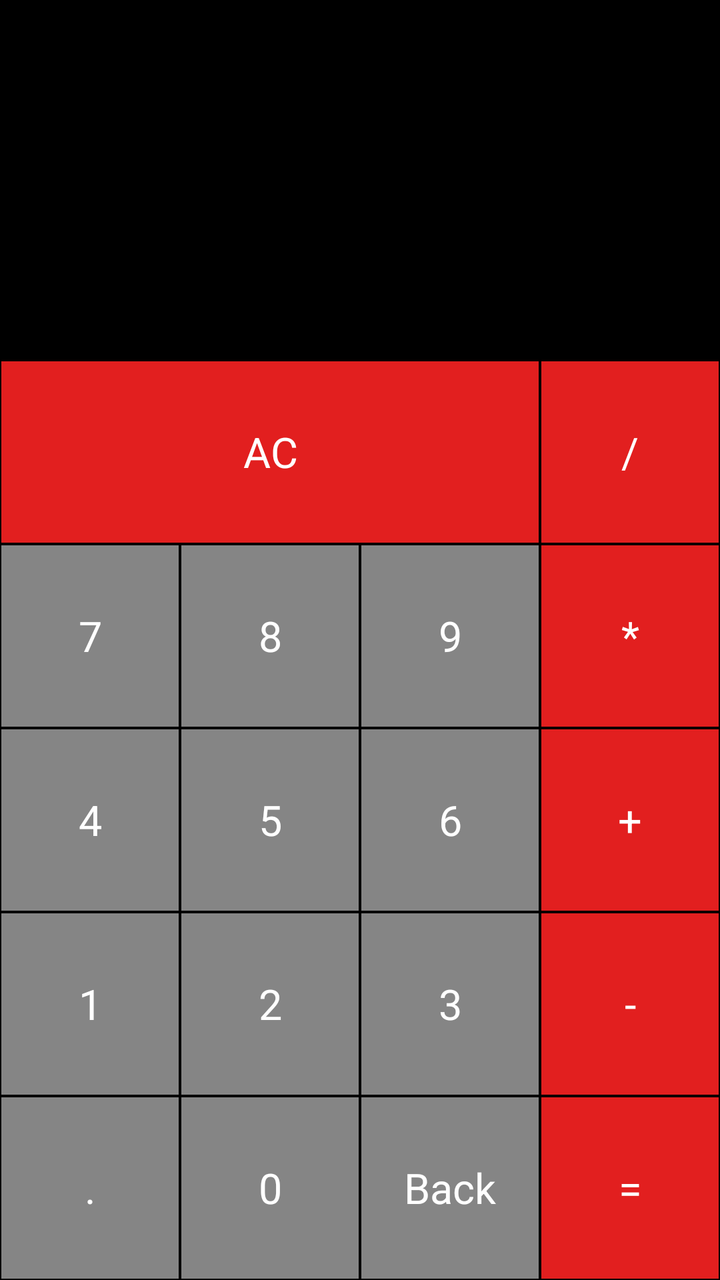
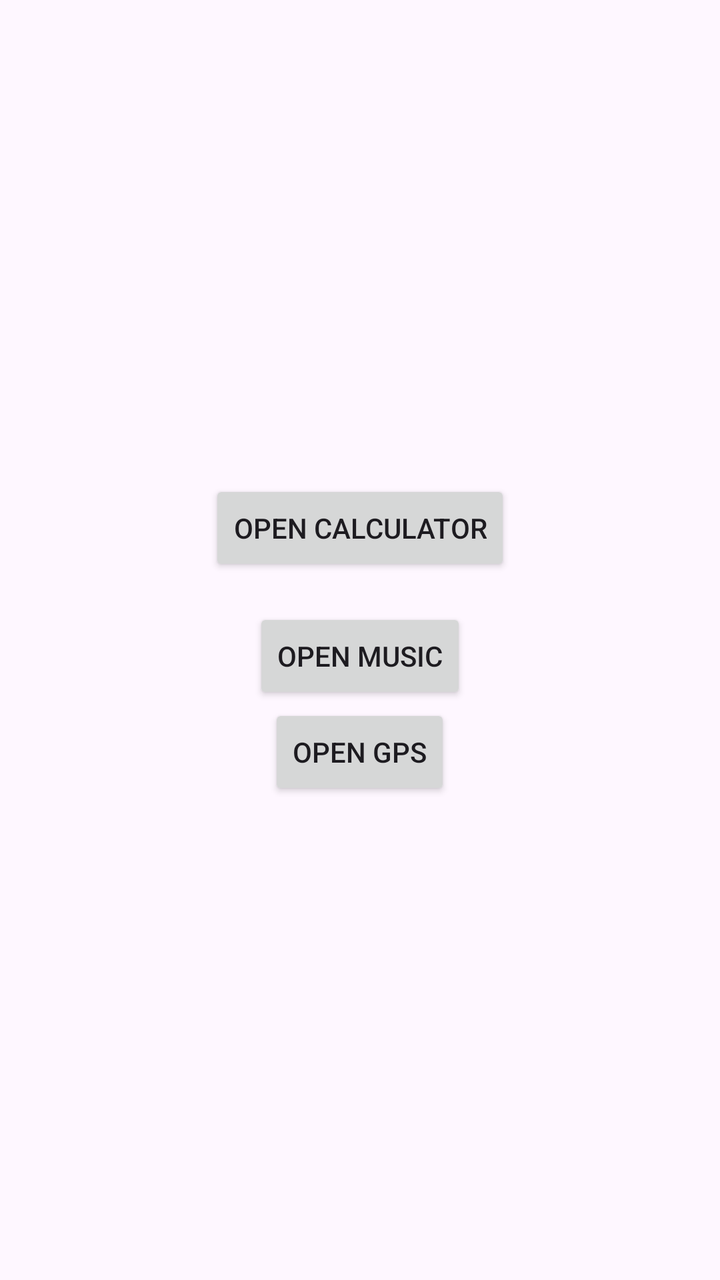

Compare the two renders of this Android layout. The source of the first and the diff that turns it into the second are given below.
<!-- AndroidManifest.xml: application theme Theme.MyCalculator -->
<!-- res/layout/activity_main.xml -->
<?xml version="1.0" encoding="utf-8"?>
<LinearLayout
    xmlns:android="http://schemas.android.com/apk/res/android"
    xmlns:app="http://schemas.android.com/apk/res-auto"
    xmlns:tools="http://schemas.android.com/tools"
    android:id="@+id/main"
    android:layout_width="match_parent"
    android:layout_height="match_parent"
    android:background="@color/black"
    android:orientation="vertical"
    tools:context=".MainActivity">

    <TextView
        android:id="@+id/math_operation"
        android:layout_width="match_parent"
        android:layout_height="80sp"
        android:textColor="@android:color/white"
        android:gravity="end"
        android:ellipsize="start"
        android:textSize="40sp"
        android:singleLine="true"
        />
    <TextView
        android:id="@+id/result_text"
        android:layout_width="match_parent"
        android:layout_height="100sp"
        android:textColor="@android:color/white"
        android:gravity="end"
        android:ellipsize="end"
        android:textSize="30sp"
        android:singleLine="true"
        />

    <LinearLayout
        android:layout_width="match_parent"
        android:orientation="vertical"
        android:layout_height="match_parent">
        <LinearLayout
            android:orientation="horizontal"
            android:layout_weight="1"
            android:layout_width="match_parent"
            android:layout_height="0.25dp">

            <TextView
                android:id="@+id/ac_btn"
                style="@style/NumberButton"

                android:layout_width="180dp"
                android:text="AC" />










                <TextView
                style="@style/NumberButton"

                    android:id="@+id/div_btn"
                android:text="/"
                />
            
        </LinearLayout>
        <LinearLayout
            android:orientation="horizontal"
            android:layout_weight="1"
            android:layout_width="match_parent"
            android:layout_height="0dp">
            <TextView
                style="@style/ActionButton"
                android:id="@+id/btn_7"
                android:text="7"
                />
            <TextView
                style="@style/ActionButton"
                android:id="@+id/btn_8"
                android:text="8"
                />
            <TextView
                style="@style/ActionButton"
                android:id="@+id/btn_9"
                android:text="9"
                />
            <TextView
                style="@style/NumberButton"
                android:id="@+id/mult_btn"
                android:text="*"
                />
        </LinearLayout>
        <LinearLayout
            android:orientation="horizontal"
            android:layout_weight="1"
            android:layout_width="match_parent"
            android:layout_height="0dp">
            <TextView
                style="@style/ActionButton"
                android:id="@+id/btn_4"
                android:text="4"
                />
            <TextView
                style="@style/ActionButton"
                android:id="@+id/btn_5"
                android:text="5"
                />
            <TextView
                style="@style/ActionButton"
                android:id="@+id/btn_6"
                android:text="6"
                />
            <TextView
                style="@style/NumberButton"
                android:id="@+id/plus_btn"
                android:text="+"
                />
        </LinearLayout>
        <LinearLayout
            android:orientation="horizontal"
            android:layout_weight="1"
            android:layout_width="match_parent"
            android:layout_height="0dp">
            <TextView
                style="@style/ActionButton"
                android:id="@+id/btn_1"
                android:text="1"
                />
            <TextView
                style="@style/ActionButton"
                android:id="@+id/btn_2"
                android:text="2"
                />
            <TextView
                style="@style/ActionButton"
                android:id="@+id/btn_3"
                android:text="3"
                />
            <TextView
                style="@style/NumberButton"
                android:id="@+id/minus_btn"
                android:text="-"
                />
        </LinearLayout>
        <LinearLayout
            android:orientation="horizontal"
            android:layout_weight="1"
            android:layout_width="match_parent"
            android:layout_height="0dp">

                <TextView
                style="@style/ActionButton"
                    android:id="@+id/dot_btn"
                android:text="."
                />
                <TextView
                style="@style/ActionButton"
                    android:id="@+id/btn_0"
                android:text="0"
                />
                <TextView
                style="@style/ActionButton"
                    android:id="@+id/back_btn"
                android:text="Back"
                />
                <TextView
                    style="@style/NumberButton"
                    android:id="@+id/equal_btn"
                    android:text="="
                />
          </LinearLayout>
    </LinearLayout>
</LinearLayout>
<!-- resources referenced by this layout -->
<resources>
  <color name="black">#FF000000</color>
  <style name="ActionButton">
          <item name="android:layout_width">0dp</item>
          <item name="android:layout_height">match_parent</item>
          <item name="android:layout_weight">1</item>
          <item name="android:background">#858585</item>
          <item name="android:textSize">21sp</item>
          <item name="android:textColor">#fff</item>
          <item name="android:gravity">center</item>
          <item name="android:layout_margin">0.5dp</item>
      </style>
  <style name="NumberButton">
          <item name="android:layout_width">0dp</item>
          <item name="android:layout_height">match_parent</item>
          <item name="android:layout_weight">1</item>
          <item name="android:background">#E21F1F</item>
          <item name="android:textSize">21sp</item>
          <item name="android:textColor">#fff</item>
          <item name="android:gravity">center</item>
          <item name="android:layout_margin">0.5dp</item>
      </style>
  <style name="Theme.MyCalculator" parent="Base.Theme.MyCalculator" />
  <style name="Base.Theme.MyCalculator" parent="Theme.Material3.DayNight.NoActionBar">
          
          
      </style>
</resources>

<!-- the commit's change to res/layout/activity_main.xml (unified diff, before → after) -->
@@ -1,174 +1,32 @@
 <?xml version="1.0" encoding="utf-8"?>
-<LinearLayout
-    xmlns:android="http://schemas.android.com/apk/res/android"
-    xmlns:app="http://schemas.android.com/apk/res-auto"
+<LinearLayout xmlns:android="http://schemas.android.com/apk/res/android"
     xmlns:tools="http://schemas.android.com/tools"
-    android:id="@+id/main"
     android:layout_width="match_parent"
     android:layout_height="match_parent"
-    android:background="@color/black"
     android:orientation="vertical"
+    android:gravity="center"
+    android:padding="16dp"
     tools:context=".MainActivity">
 
-    <TextView
-        android:id="@+id/math_operation"
-        android:layout_width="match_parent"
-        android:layout_height="80sp"
-        android:textColor="@android:color/white"
-        android:gravity="end"
-        android:ellipsize="start"
-        android:textSize="40sp"
-        android:singleLine="true"
-        />
-    <TextView
-        android:id="@+id/result_text"
-        android:layout_width="match_parent"
-        android:layout_height="100sp"
-        android:textColor="@android:color/white"
-        android:gravity="end"
-        android:ellipsize="end"
-        android:textSize="30sp"
-        android:singleLine="true"
-        />
 
-    <LinearLayout
-        android:layout_width="match_parent"
-        android:orientation="vertical"
-        android:layout_height="match_parent">
-        <LinearLayout
-            android:orientation="horizontal"
-            android:layout_weight="1"
-            android:layout_width="match_parent"
-            android:layout_height="0.25dp">
-
-            <TextView
-                android:id="@+id/ac_btn"
-                style="@style/NumberButton"
-
-                android:layout_width="180dp"
-                android:text="AC" />
+    <Button
+        android:id="@+id/buttonGoToCalculator"
+        android:layout_width="wrap_content"
+        android:layout_height="wrap_content"
+        android:text="Open Calculator"
+        android:layout_marginBottom="16dp" />
 
 
+    <Button
+        android:id="@+id/buttonMusic"
+        android:layout_width="wrap_content"
+        android:layout_height="wrap_content"
+        android:text="Open Music" />
 
+    <Button
+        android:id="@+id/buttonGps"
+        android:layout_width="wrap_content"
+        android:layout_height="wrap_content"
+        android:text="Open GPS" />
 
-
-
-
-
-
-
-                <TextView
-                style="@style/NumberButton"
-
-                    android:id="@+id/div_btn"
-                android:text="/"
-                />
-            
-        </LinearLayout>
-        <LinearLayout
-            android:orientation="horizontal"
-            android:layout_weight="1"
-            android:layout_width="match_parent"
-            android:layout_height="0dp">
-            <TextView
-                style="@style/ActionButton"
-                android:id="@+id/btn_7"
-                android:text="7"
-                />
-            <TextView
-                style="@style/ActionButton"
-                android:id="@+id/btn_8"
-                android:text="8"
-                />
-            <TextView
-                style="@style/ActionButton"
-                android:id="@+id/btn_9"
-                android:text="9"
-                />
-            <TextView
-                style="@style/NumberButton"
-                android:id="@+id/mult_btn"
-                android:text="*"
-                />
-        </LinearLayout>
-        <LinearLayout
-            android:orientation="horizontal"
-            android:layout_weight="1"
-            android:layout_width="match_parent"
-            android:layout_height="0dp">
-            <TextView
-                style="@style/ActionButton"
-                android:id="@+id/btn_4"
-                android:text="4"
-                />
-            <TextView
-                style="@style/ActionButton"
-                android:id="@+id/btn_5"
-                android:text="5"
-                />
-            <TextView
-                style="@style/ActionButton"
-                android:id="@+id/btn_6"
-                android:text="6"
-                />
-            <TextView
-                style="@style/NumberButton"
-                android:id="@+id/plus_btn"
-                android:text="+"
-                />
-        </LinearLayout>
-        <LinearLayout
-            android:orientation="horizontal"
-            android:layout_weight="1"
-            android:layout_width="match_parent"
-            android:layout_height="0dp">
-            <TextView
-                style="@style/ActionButton"
-                android:id="@+id/btn_1"
-                android:text="1"
-                />
-            <TextView
-                style="@style/ActionButton"
-                android:id="@+id/btn_2"
-                android:text="2"
-                />
-            <TextView
-                style="@style/ActionButton"
-                android:id="@+id/btn_3"
-                android:text="3"
-                />
-            <TextView
-                style="@style/NumberButton"
-                android:id="@+id/minus_btn"
-                android:text="-"
-                />
-        </LinearLayout>
-        <LinearLayout
-            android:orientation="horizontal"
-            android:layout_weight="1"
-            android:layout_width="match_parent"
-            android:layout_height="0dp">
-
-                <TextView
-                style="@style/ActionButton"
-                    android:id="@+id/dot_btn"
-                android:text="."
-                />
-                <TextView
-                style="@style/ActionButton"
-                    android:id="@+id/btn_0"
-                android:text="0"
-                />
-                <TextView
-                style="@style/ActionButton"
-                    android:id="@+id/back_btn"
-                android:text="Back"
-                />
-                <TextView
-                    style="@style/NumberButton"
-                    android:id="@+id/equal_btn"
-                    android:text="="
-                />
-          </LinearLayout>
-    </LinearLayout>
 </LinearLayout>
<!-- resource entries referenced after the edit -->
@@ -1,26 +1,5 @@
 <!-- resources referenced by this layout -->
 <resources>
-  <color name="black">#FF000000</color>
-  <style name="ActionButton">
-          <item name="android:layout_width">0dp</item>
-          <item name="android:layout_height">match_parent</item>
-          <item name="android:layout_weight">1</item>
-          <item name="android:background">#858585</item>
-          <item name="android:textSize">21sp</item>
-          <item name="android:textColor">#fff</item>
-          <item name="android:gravity">center</item>
-          <item name="android:layout_margin">0.5dp</item>
-      </style>
-  <style name="NumberButton">
-          <item name="android:layout_width">0dp</item>
-          <item name="android:layout_height">match_parent</item>
-          <item name="android:layout_weight">1</item>
-          <item name="android:background">#E21F1F</item>
-          <item name="android:textSize">21sp</item>
-          <item name="android:textColor">#fff</item>
-          <item name="android:gravity">center</item>
-          <item name="android:layout_margin">0.5dp</item>
-      </style>
   <style name="Theme.MyCalculator" parent="Base.Theme.MyCalculator" />
   <style name="Base.Theme.MyCalculator" parent="Theme.Material3.DayNight.NoActionBar">
           
